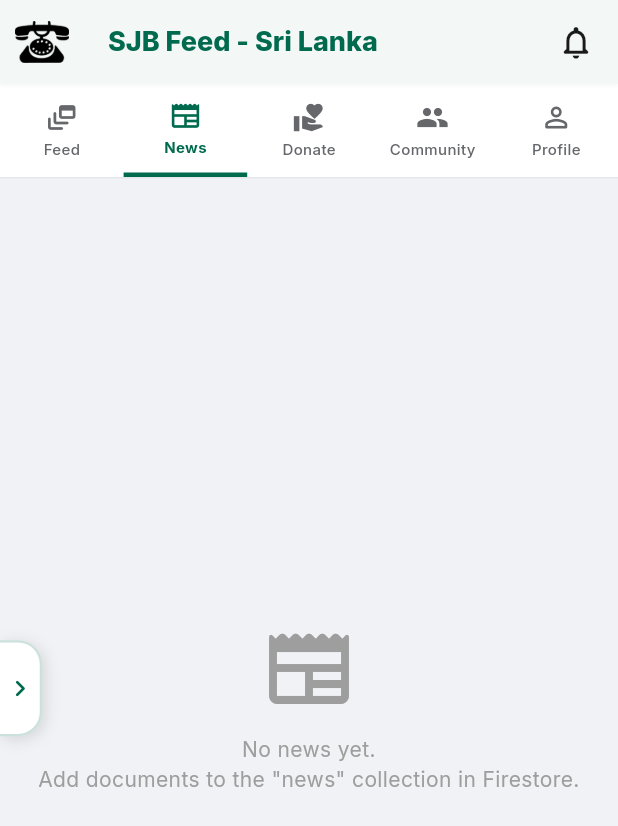
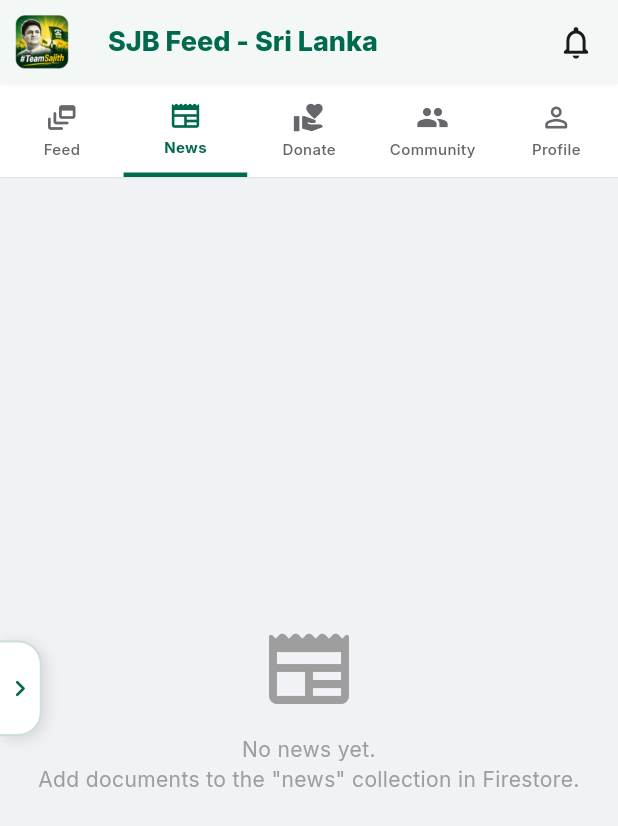
Before and after one commit to yushapiumal/sjb-feed, a Flutter app: the screen it shows after launch, after a tap on "Get Started", after a tap on "News", on a phone screen of 412 x 824 dp. Shown: the top 826 px of the screen. Run offline on Flutter 3.47's test engine with Material 3 defaults, Android fonts, the phone set to English and light mode, and no system bars; our stand-ins replace cloud_firestore, dropdown_button2, easy_localization, firebase_auth, firebase_core, firebase_messaging and 11 more; missing offline and left inert: firebase_app_check, flutter_facebook_auth; accounts and stored records are empty; network calls fail.

Commit message:
change icon and app name

```diff
--- a/lib/main.dart
+++ b/lib/main.dart
@@ -97,7 +97,7 @@
       create: (_) => AuthProvider(),
       child: MaterialApp.router(
         debugShowCheckedModeBanner: false,
-        title: 'SJB Mobile App',
+        title: 'TeamSajith',
         theme: AppTheme.lightTheme,
         locale: context.locale,
         supportedLocales: context.supportedLocales,
--- a/lib/screens/feed_new.dart
+++ b/lib/screens/feed_new.dart
@@ -345,7 +345,7 @@
       shadowColor: Colors.black12,
       leading: Padding(
         padding: const EdgeInsets.all(10),
-        child: Image.asset('assets/images/lg.png', fit: BoxFit.contain),
+        child: Image.asset('assets/images/sjb_app_logo.png', fit: BoxFit.contain),
       ),
       title: Text(
         'sjb_feed_lanka'.tr(),
--- a/lib/screens/splashScreen.dart
+++ b/lib/screens/splashScreen.dart
@@ -188,7 +188,7 @@
                           children: [
                             // App logo
                             Image.asset(
-                              'assets/images/lg.png',
+                              'assets/images/sjb_app_logo.png',
                               width: 44,
                               height: 44,
                             ),
--- a/pubspec.yaml
+++ b/pubspec.yaml
@@ -84,8 +84,9 @@
 flutter_launcher_icons:
   android: true
   ios: true
-  image_path: "assets/images/app_icon.jpeg"
-  adaptive_icon_background: "#3BC511FF"
+  image_path: "assets/images/sjb_app_logo.png"
+  adaptive_icon_background: "#006A4EFF"
+  remove_alpha_ios: true
 
 # For information on the generic Dart part of this file, see the
 # following page: https://dart.dev/tools/pub/pubspec
```
Also changed, not shown: assets/images/sjb_app_logo.jpeg (added), assets/images/sjb_app_logo.png (added), 30 other files.
